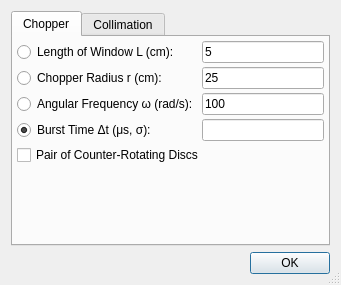
Before: the Qt Designer form ui/tof.ui in t-weber/takin, drawn with Qt 5.
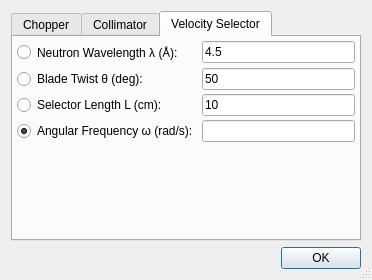
After: the same form once the commit is applied. The open tabs and pages were chosen to show the change.

Diff of the .ui file:
```diff
--- a/ui/tof.ui
+++ b/ui/tof.ui
@@ -6,8 +6,8 @@
    <rect>
     <x>0</x>
     <y>0</y>
-    <width>338</width>
-    <height>285</height>
+    <width>372</width>
+    <height>280</height>
    </rect>
   </property>
   <property name="windowTitle">
@@ -125,7 +125,7 @@
      </widget>
      <widget class="QWidget" name="tab_2">
       <attribute name="title">
-       <string>Collimation</string>
+       <string>Collimator</string>
       </attribute>
       <layout class="QGridLayout" name="gridLayout_3">
        <property name="margin">
@@ -190,6 +190,87 @@
        </item>
       </layout>
      </widget>
+     <widget class="QWidget" name="tab_3">
+      <attribute name="title">
+       <string>Velocity Selector</string>
+      </attribute>
+      <layout class="QGridLayout" name="gridLayout_4">
+       <property name="margin">
+        <number>4</number>
+       </property>
+       <property name="spacing">
+        <number>4</number>
+       </property>
+       <item row="1" column="0">
+        <widget class="QRadioButton" name="radioSelTh">
+         <property name="text">
+          <string>Blade Twist θ (deg):</string>
+         </property>
+        </widget>
+       </item>
+       <item row="0" column="0">
+        <widget class="QRadioButton" name="radioSelLam">
+         <property name="text">
+          <string>Neutron Wavelength λ (Å):</string>
+         </property>
+        </widget>
+       </item>
+       <item row="2" column="0">
+        <widget class="QRadioButton" name="radioSelL">
+         <property name="text">
+          <string>Selector Length L (cm):</string>
+         </property>
+        </widget>
+       </item>
+       <item row="1" column="1">
+        <widget class="QLineEdit" name="editSelTh">
+         <property name="text">
+          <string>50</string>
+         </property>
+        </widget>
+       </item>
+       <item row="3" column="0">
+        <widget class="QRadioButton" name="radioSelOm">
+         <property name="text">
+          <string>Angular Frequency ω (rad/s):</string>
+         </property>
+         <property name="checked">
+          <bool>true</bool>
+         </property>
+        </widget>
+       </item>
+       <item row="3" column="1">
+        <widget class="QLineEdit" name="editSelOm"/>
+       </item>
+       <item row="0" column="1">
+        <widget class="QLineEdit" name="editSelLam">
+         <property name="text">
+          <string>4.5</string>
+         </property>
+        </widget>
+       </item>
+       <item row="2" column="1">
+        <widget class="QLineEdit" name="editSelL">
+         <property name="text">
+          <string>10</string>
+         </property>
+        </widget>
+       </item>
+       <item row="4" column="0" colspan="2">
+        <spacer name="verticalSpacer_3">
+         <property name="orientation">
+          <enum>Qt::Vertical</enum>
+         </property>
+         <property name="sizeHint" stdset="0">
+          <size>
+           <width>20</width>
+           <height>40</height>
+          </size>
+         </property>
+        </spacer>
+       </item>
+      </layout>
+     </widget>
     </widget>
    </item>
   </layout>
```
Left out of the diff: 12 changed lines with no effect on the pictures.
